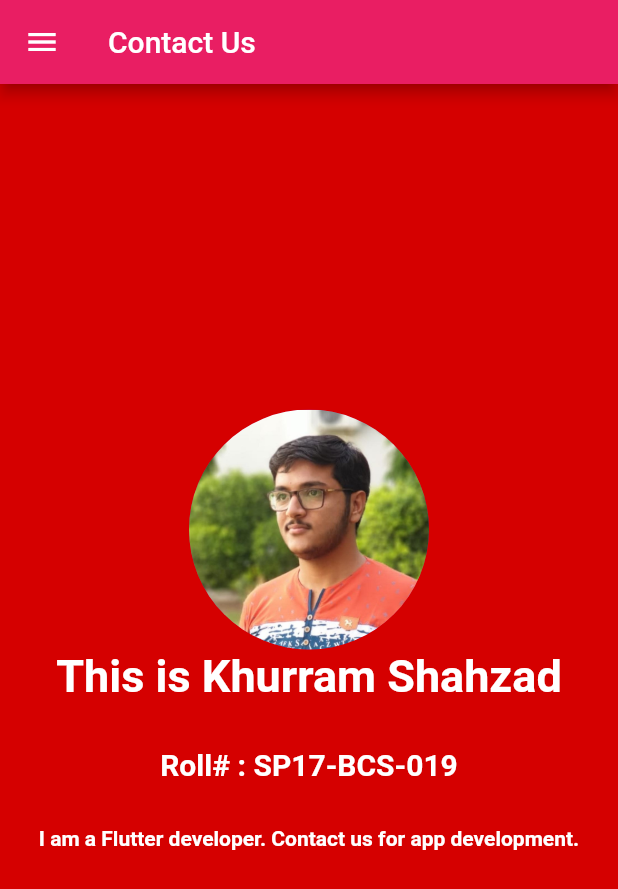
After one commit to gohardhuddi/Sp17_BCS_019, a Flutter app: the MyHomePage screen opened directly, in the side drawer, after a tap on "Contact Us", on a phone screen of 412 x 824 dp. The commit adds this screen. Shown: the top 889 px of the screen. Run offline on Flutter 3.47's test engine with Material 2 defaults, Android fonts, the phone set to English and light mode, and no system bars.

Commit message:
ContactUs.dart is added accessed from navigation drawer

```diff
--- /dev/null
+++ b/lib/ContactUs.dart
@@ -0,0 +1,91 @@
+import 'main.dart';
+import 'mainDrawer.dart';
+import 'package:flutter/material.dart';
+import 'mainDrawer.dart';
+
+void main() => runApp(MyContact());
+
+class MyContact extends StatelessWidget {
+  // This widget is the root of your application.
+  @override
+  Widget build(BuildContext context) {
+    return MaterialApp(
+      title: 'Abous us',
+      theme: ThemeData(
+        primarySwatch: Colors.pink,
+      ),
+      home: MyHomePage(),
+    );
+  }
+}
+
+class MyHomePage extends StatefulWidget {
+  @override
+  _MyHomePageState createState() => _MyHomePageState();
+}
+
+class _MyHomePageState extends State<MyHomePage> {
+  @override
+  Widget build(BuildContext context) {
+    return Scaffold(
+      backgroundColor: Colors.redAccent[700],
+      appBar: AppBar(
+        backgroundColor: Colors.pink,
+        title: Text(
+          'Contact Us',
+          style: TextStyle(color: Colors.white),
+        ),
+      ),
+      drawer: Drawer(
+        child: MainDrawer(),
+      ),
+      body: Column(
+        mainAxisAlignment: MainAxisAlignment.center,
+        crossAxisAlignment: CrossAxisAlignment.center,
+        children: <Widget>[
+          CircleAvatar(
+            radius: 80.0,
+            backgroundImage: AssetImage('images/profileimage.jpg'),
+          ),
+          Text(
+            'This is Khurram Shahzad',
+            style: TextStyle(
+                fontWeight: FontWeight.bold,
+                fontSize: 30.0,
+                color: Colors.white),
+          ),
+          SizedBox(height: 30.0),
+          Text(
+            "Roll# : SP17-BCS-019",
+            style: TextStyle(
+                fontWeight: FontWeight.bold,
+                fontSize: 20.0,
+                color: Colors.white),
+          ),
+          SizedBox(height: 30.0),
+          Center(
+            child: Text(
+              "I am a Flutter developer. Contact us for app development.",
+              style:
+                  TextStyle(fontWeight: FontWeight.bold, color: Colors.white),
+            ),
+          ),
+          SizedBox(height: 40.0),
+
+          // Padding(
+          //   padding: const EdgeInsets.only(top: 10),
+          //   child: RaisedButton(onPressed: HomeScreen,
+          //     child: Text('Go Home'),
+          //   ),
+          // ),
+        ],
+      ),
+    );
+  }
+
+  // void HomeScreen() {
+  //   setState(() {
+  //     Navigator.push(context, MaterialPageRoute(builder: (context) => MyLevel()));
+  //   });
+  // }
+}
--- a/lib/mainDrawer.dart
+++ b/lib/mainDrawer.dart
@@ -1,5 +1,6 @@
 import 'package:flutter/material.dart';
 import 'simplemode.dart';
+import 'ContactUs.dart';
 
 class MainDrawer extends StatelessWidget {
   const MainDrawer({Key key}) : super(key: key);
@@ -57,12 +58,12 @@ class MainDrawer extends StatelessWidget {
       ),
 
       ListTile(
-        // onTap: () {
-        //   Navigator.push(
-        //     context,
-        //     MaterialPageRoute(builder: (context) => MyContact()),
-        //   );
-        // },
+        onTap: () {
+          Navigator.push(
+            context,
+            MaterialPageRoute(builder: (context) => MyContact()),
+          );
+        },
         leading: Icon(
           Icons.inbox,
           color: Colors.white,
```
Also changed, not shown: 6 other files.
